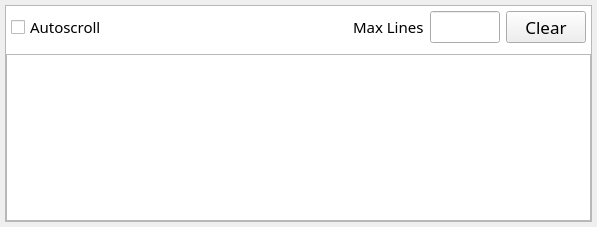
This is src/QSview/resources/console.ui in BCDA-APS/QSview as Qt 5 draws it before an edit. The edited form follows.
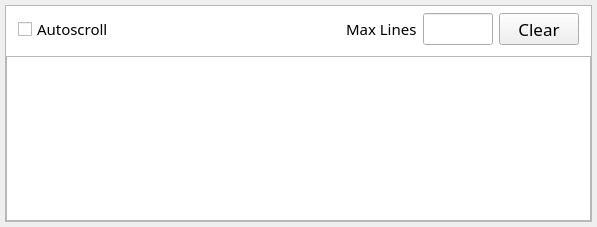
This is the edited form. Icons and pictures are not drawn.

What changed in the file:
```diff
--- a/src/QSview/resources/console.ui
+++ b/src/QSview/resources/console.ui
@@ -68,13 +68,13 @@
         </property>
         <layout class="QHBoxLayout" name="horizontalLayout">
          <property name="leftMargin">
-          <number>5</number>
+          <number>12</number>
          </property>
          <property name="topMargin">
-          <number>5</number>
+          <number>7</number>
          </property>
          <property name="rightMargin">
-          <number>5</number>
+          <number>12</number>
          </property>
          <property name="bottomMargin">
           <number>5</number>
```
